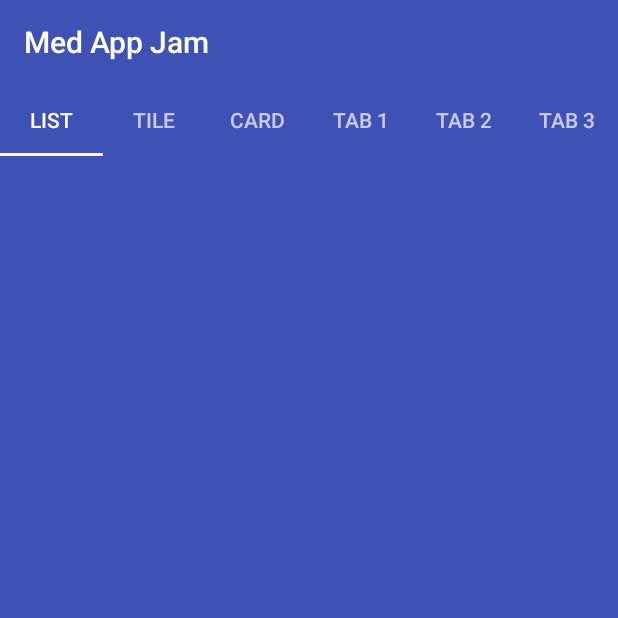
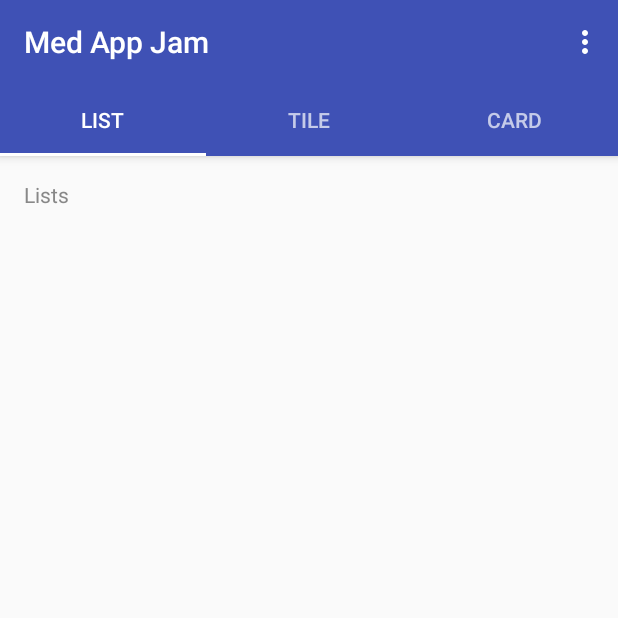
Before and after one commit to mingh2/MedAppJam, an Android app: the screen it shows after launch (MainActivity), on a phone screen of 412 x 824 dp, the top half of it. Run offline under Robolectric (Android 15) with nearby library versions, the phone set to English and light mode, and no system bars.

Commit message:
Main Activity and Sign Out

```diff
--- a/app/src/main/java/com/example/mingh/medappjam/MainActivity.java
+++ b/app/src/main/java/com/example/mingh/medappjam/MainActivity.java
@@ -10,6 +10,8 @@ import android.os.Bundle;
 import android.support.v7.widget.Toolbar;
 import android.support.design.widget.TabLayout;
 import android.util.Log;
+import android.view.Menu;
+import android.view.MenuItem;
 import android.view.View;
 import android.widget.Button;
 import android.widget.TextView;
@@ -22,9 +24,6 @@ import java.util.List;
 public class MainActivity extends AppCompatActivity {
 
     private SessionManager session;
-    private Button btnLogout;
-    private TextView lblEmail;
-
 
     @Override
     protected void onCreate(Bundle savedInstanceState) {
@@ -42,11 +41,8 @@ public class MainActivity extends AppCompatActivity {
         // Set Tabs inside Toolbar
         TabLayout tabs = (TabLayout) findViewById(R.id.tabs);
         tabs.setupWithViewPager(viewPager);
-        tabs.addTab(tabs.newTab().setText("Tab 1"));
-        tabs.addTab(tabs.newTab().setText("Tab 2"));
-        tabs.addTab(tabs.newTab().setText("Tab 3"));
+    }
 
-    }
     // Add Fragments to Tabs
     private void setupViewPager(ViewPager viewPager) {
         Adapter adapter = new Adapter(getSupportFragmentManager());
@@ -55,6 +51,8 @@ public class MainActivity extends AppCompatActivity {
         adapter.addFragment(new CardContentFragment(), "Card");
         viewPager.setAdapter(adapter);
     }
+
+
     static class Adapter extends FragmentPagerAdapter {
         private final List<Fragment> mFragmentList = new ArrayList<>();
         private final List<String> mFragmentTitleList = new ArrayList<>();
@@ -86,5 +84,27 @@ public class MainActivity extends AppCompatActivity {
     }
 
 
+        //Add Menu to the Tool Bar
+        @Override
+        public boolean onCreateOptionsMenu(Menu menu) {
+            // Inflate the menu; this adds items to the action bar if it is present.
+            getMenuInflater().inflate(R.menu.menu_main, menu);
+            return true;
+        }
 
+        public boolean onOptionsItemSelected(MenuItem item) {
+            // Handle action bar item clicks here. The action bar will
+            // automatically handle clicks on the Home/Up button, so long
+            // as you specify a parent activity in AndroidManifest.xml.
+            int id = item.getItemId();
+
+            switch(id)
+            {
+                case R.id.action_signout:
+                    session.logoutUser();
+
+            }
+
+            return super.onOptionsItemSelected(item);
+        }
 }
--- a/app/src/main/java/com/example/mingh/medappjam/SignUpActivity.java
+++ b/app/src/main/java/com/example/mingh/medappjam/SignUpActivity.java
@@ -15,7 +15,6 @@ import butterknife.InjectView;
 
 
 public class SignUpActivity extends AppCompatActivity {
-    private static final String TAG = "SignupActivity";
     private DBHelper db;
     private SessionManager session;
 
@@ -25,6 +24,8 @@ public class SignUpActivity extends AppCompatActivity {
     @InjectView(R.id.input_password) EditText _passwordText;
     @InjectView(R.id.btn_signup) Button _signupButton;
     @InjectView(R.id.link_login) TextView _loginLink;
+
+    private EditText nameText;
 
     @Override
     protected void onCreate(Bundle savedInstanceState) {
@@ -49,7 +50,6 @@ public class SignUpActivity extends AppCompatActivity {
         });
     }
     public void signup() {
-        Log.d(TAG, "Signup");
 
         if (!validate()) {
             onSignupFailed();
--- a/app/src/main/res/layout/activity_main.xml
+++ b/app/src/main/res/layout/activity_main.xml
@@ -3,14 +3,15 @@
     xmlns:android="http://schemas.android.com/apk/res/android"
     xmlns:app="http://schemas.android.com/apk/res-auto"
     android:id="@+id/main_content"
+    android:fitsSystemWindows="true"
     android:layout_width="match_parent"
     android:layout_height="match_parent">
 
     <android.support.design.widget.AppBarLayout
-            android:id = "@+id/appbar"
-            android:layout_width="match_parent"
-            android:layout_height="match_parent">
-            android:theme = "@style/ThemeOverlay.App
+        android:id="@+id/appbar"
+        android:layout_width="match_parent"
+        android:layout_height="wrap_content"
+        android:theme="@style/ThemeOverlay.AppCompat.Dark.ActionBar">
 
         <android.support.v7.widget.Toolbar
             android:id="@+id/toolbar"
@@ -21,10 +22,11 @@
             app:popupTheme="@style/ThemeOverlay.AppCompat.Light" />
 
         <android.support.design.widget.TabLayout
-            android:id = "@+id/tabs"
-            android:layout_width = "match_parent"
+            android:id="@+id/tabs"
+            android:layout_width="match_parent"
             android:layout_height="wrap_content" />
     </android.support.design.widget.AppBarLayout>
+
     <android.support.v4.view.ViewPager
         android:id="@+id/viewpager"
         android:layout_width="match_parent"
--- a/app/src/main/res/layout/item_card.xml
+++ b/app/src/main/res/layout/item_card.xml
@@ -18,10 +18,12 @@
     android:layout_width="match_parent"
     android:layout_height="match_parent"
     android:orientation="vertical"
-    android:padding="@dimen/md_keylines">
+    android:background="#FAFAFA"
+    android:padding="@dimen/activity_horizontal_margin">
     <TextView
         android:id="@+id/card_text"
         android:layout_width="wrap_content"
         android:layout_height="wrap_content"
+        android:textColor="@color/jumbo"
         android:text="Cards" />
 </LinearLayout>
--- a/app/src/main/res/layout/item_list.xml
+++ b/app/src/main/res/layout/item_list.xml
@@ -18,10 +18,12 @@
     android:layout_width="match_parent"
     android:layout_height="match_parent"
     android:orientation="vertical"
-    android:padding="@dimen/md_keylines">
+    android:background="#FAFAFA"
+    android:padding="@dimen/activity_horizontal_margin">
     <TextView
         android:id="@+id/list_text"
         android:layout_width="wrap_content"
         android:layout_height="wrap_content"
+        android:textColor="@color/jumbo"
         android:text="Lists" />
 </LinearLayout>
--- a/app/src/main/res/layout/item_tile.xml
+++ b/app/src/main/res/layout/item_tile.xml
@@ -18,10 +18,12 @@
     android:layout_width="match_parent"
     android:layout_height="match_parent"
     android:orientation="vertical"
-    android:padding="@dimen/md_keylines">
+    android:background="#FAFAFA"
+    android:padding="@dimen/activity_horizontal_margin">
     <TextView
         android:id="@+id/tile_text"
         android:layout_width="wrap_content"
         android:layout_height="wrap_content"
+        android:textColor="@color/jumbo"
         android:text="Tiles" />
 </LinearLayout>
--- /dev/null
+++ b/app/src/main/res/menu/menu_main.xml
@@ -0,0 +1,25 @@
+<?xml version="1.0" encoding="utf-8"?>
+<menu
+    xmlns:android="http://schemas.android.com/apk/res/android"
+    xmlns:app="http://schemas.android.com/apk/res-auto"
+    xmlns:tools="http://schemas.android.com/tools"
+    tools:context=".MainActivity">
+    <item
+        android:id="@+id/profile"
+        android:orderInCategory="100"
+        android:title="@string/profile"
+        app:showAsAction="never" />
+    <item
+        android:id="@+id/action_setting"
+        android:orderInCategory="200"
+        android:title="@string/action_setting"
+        app:showAsAction="never" />
+
+    <item
+        android:id="@+id/action_signout"
+        android:orderInCategory="200"
+        android:title="@string/action_signout"
+        app:showAsAction="never" />
+
+
+</menu>
--- a/app/src/main/res/values/colors.xml
+++ b/app/src/main/res/values/colors.xml
@@ -1,8 +1,8 @@
 <?xml version="1.0" encoding="utf-8"?>
 <resources>
-    <color name="colorPrimaryLight">#4559cc</color>
+    <color name="colorPrimaryLight">#C5CAE9</color>
     <color name="colorPrimary">#3F51B5</color>
-    <color name="colorPrimaryDark">#303F9F</color>
+    <color name="colorPrimaryDark">#303FB5</color>
     <color name="colorPrimaryDarker">#1b2877</color>
     <color name="colorAccent">#FF4081</color>
 
--- a/app/src/main/res/values/strings.xml
+++ b/app/src/main/res/values/strings.xml
@@ -22,4 +22,8 @@
         completions."
     </string>
 
+    <!--String related to Menu-->
+    <string name="profile">Profile</string>
+    <string name="action_setting">Setting</string>
+    <string name="action_signout">Sign Out</string>
 </resources>
--- a/app/src/main/res/values/styles.xml
+++ b/app/src/main/res/values/styles.xml
@@ -19,10 +19,14 @@
         <item name="colorControlNormal">@color/iron</item>
         <item name="colorControlActivated">@color/white</item>
         <item name="colorControlHighlight">@color/white</item>
-        <item name="android:textColorHint">@color/iron</item>
+        <item name="android:textColorHint">@color/white</item>
 
         <item name="colorButtonNormal">@color/colorPrimaryDarker</item>
         <item name="android:colorButtonNormal">@color/colorPrimaryDarker</item>
+
+        <item name="android:statusBarColor">@android:color/transparent</item>
+        <item name="android:navigationBarColor">@android:color/transparent</item>>
+        <item name="android:windowDrawsSystemBarBackgrounds">true</item>
     </style>
 
     <style name="AppTheme.Dark.Dialog" parent="Theme.AppCompat.Dialog">
```
